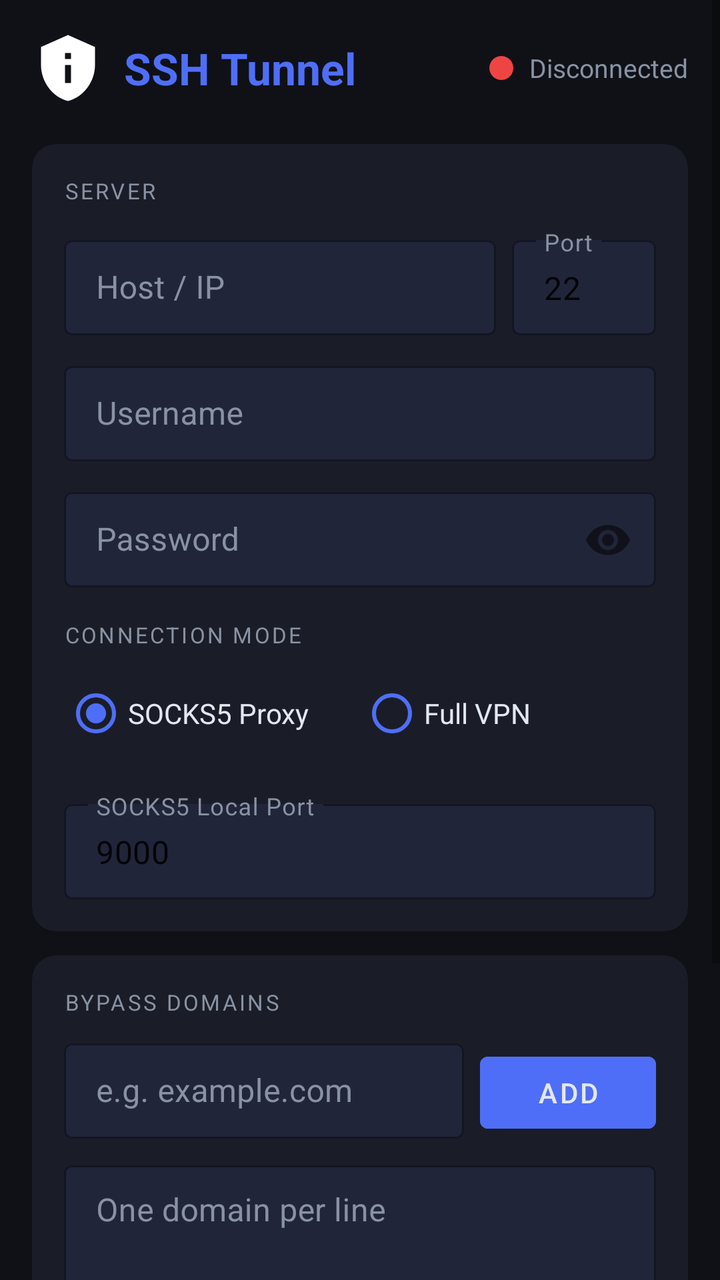
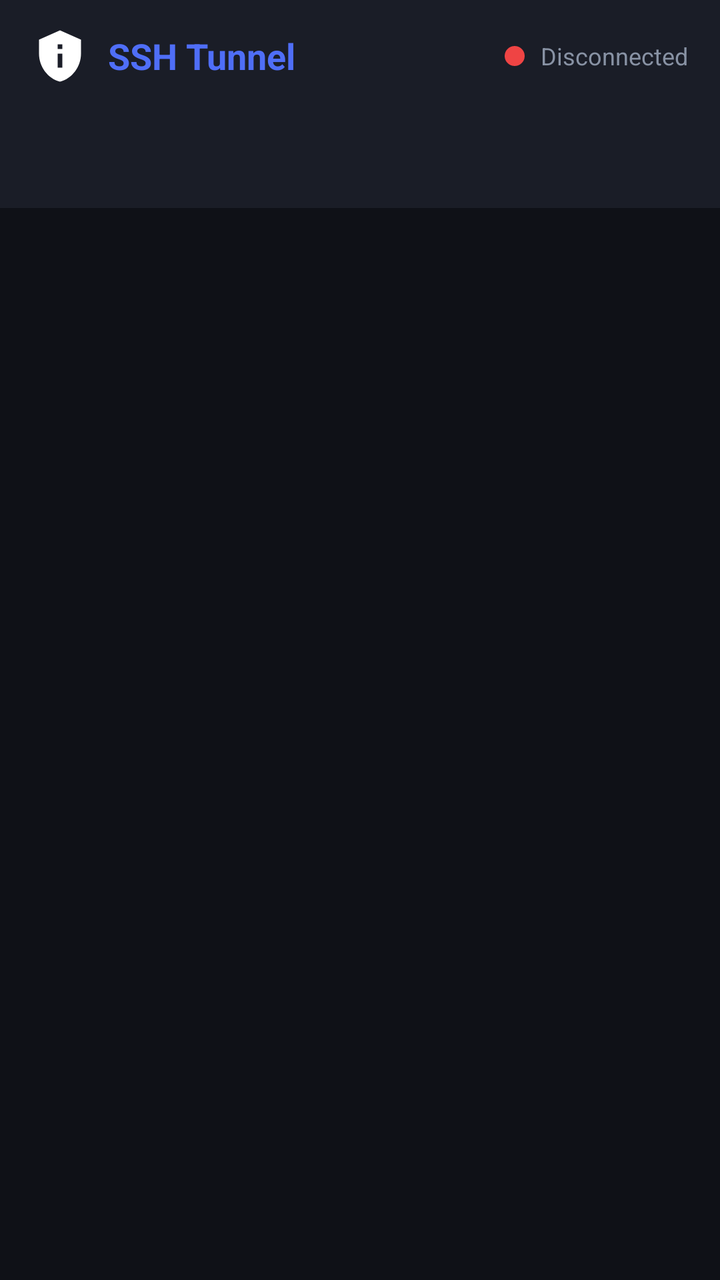

Before-and-after screenshots of an Android layout around one commit, followed by the original layout XML and the change that was made.
<!-- AndroidManifest.xml: application theme Theme.SSHTunnel -->
<!-- res/layout/activity_main.xml -->
<?xml version="1.0" encoding="utf-8"?>
<ScrollView xmlns:android="http://schemas.android.com/apk/res/android"
    xmlns:app="http://schemas.android.com/apk/res-auto"
    android:layout_width="match_parent"
    android:layout_height="match_parent"
    android:background="@color/bg"
    android:fillViewport="true">

    <LinearLayout
        android:layout_width="match_parent"
        android:layout_height="wrap_content"
        android:orientation="vertical"
        android:padding="16dp">

        
        <LinearLayout
            android:layout_width="match_parent"
            android:layout_height="wrap_content"
            android:orientation="horizontal"
            android:gravity="center_vertical"
            android:layout_marginBottom="20dp">

            <ImageView
                android:layout_width="36dp"
                android:layout_height="36dp"
                android:src="@drawable/ic_tile"
                android:layout_marginEnd="10dp"/>

            <TextView
                android:layout_width="0dp"
                android:layout_height="wrap_content"
                android:layout_weight="1"
                android:text="SSH Tunnel"
                android:textColor="@color/accent"
                android:textSize="22sp"
                android:textStyle="bold"/>

            
            <View
                android:id="@+id/statusDot"
                android:layout_width="12dp"
                android:layout_height="12dp"
                android:layout_marginEnd="8dp"
                android:background="@drawable/dot_red"/>

            <TextView
                android:id="@+id/tvStatus"
                android:layout_width="wrap_content"
                android:layout_height="wrap_content"
                android:text="Disconnected"
                android:textColor="@color/text_muted"
                android:textSize="13sp"/>
        </LinearLayout>

        
        <androidx.cardview.widget.CardView
            android:id="@+id/cardSettings"
            android:layout_width="match_parent"
            android:layout_height="wrap_content"
            android:layout_marginBottom="12dp"
            app:cardBackgroundColor="@color/surface"
            app:cardCornerRadius="12dp"
            app:cardElevation="0dp">

            <LinearLayout
                android:layout_width="match_parent"
                android:layout_height="wrap_content"
                android:orientation="vertical"
                android:padding="16dp">

                <TextView
                    android:layout_width="wrap_content"
                    android:layout_height="wrap_content"
                    android:text="SERVER"
                    android:textColor="@color/text_muted"
                    android:textSize="11sp"
                    android:letterSpacing="0.1"
                    android:layout_marginBottom="12dp"/>

                
                <LinearLayout
                    android:layout_width="match_parent"
                    android:layout_height="wrap_content"
                    android:orientation="horizontal"
                    android:layout_marginBottom="10dp">

                    <com.google.android.material.textfield.TextInputLayout
                        android:layout_width="0dp"
                        android:layout_height="wrap_content"
                        android:layout_weight="3"
                        android:layout_marginEnd="8dp"
                        android:hint="Host / IP"
                        style="@style/InputStyle">
                        <com.google.android.material.textfield.TextInputEditText
                            android:id="@+id/etHost"
                            android:layout_width="match_parent"
                            android:layout_height="wrap_content"
                            android:inputType="textUri"
                            android:singleLine="true"/>
                    </com.google.android.material.textfield.TextInputLayout>

                    <com.google.android.material.textfield.TextInputLayout
                        android:layout_width="0dp"
                        android:layout_height="wrap_content"
                        android:layout_weight="1"
                        android:hint="Port"
                        style="@style/InputStyle">
                        <com.google.android.material.textfield.TextInputEditText
                            android:id="@+id/etPort"
                            android:layout_width="match_parent"
                            android:layout_height="wrap_content"
                            android:inputType="number"
                            android:text="22"
                            android:singleLine="true"/>
                    </com.google.android.material.textfield.TextInputLayout>
                </LinearLayout>

                
                <com.google.android.material.textfield.TextInputLayout
                    android:layout_width="match_parent"
                    android:layout_height="wrap_content"
                    android:layout_marginBottom="10dp"
                    android:hint="Username"
                    style="@style/InputStyle">
                    <com.google.android.material.textfield.TextInputEditText
                        android:id="@+id/etUsername"
                        android:layout_width="match_parent"
                        android:layout_height="wrap_content"
                        android:singleLine="true"/>
                </com.google.android.material.textfield.TextInputLayout>

                
                <com.google.android.material.textfield.TextInputLayout
                    android:layout_width="match_parent"
                    android:layout_height="wrap_content"
                    android:layout_marginBottom="16dp"
                    android:hint="Password"
                    app:passwordToggleEnabled="true"
                    style="@style/InputStyle">
                    <com.google.android.material.textfield.TextInputEditText
                        android:id="@+id/etPassword"
                        android:layout_width="match_parent"
                        android:layout_height="wrap_content"
                        android:inputType="textPassword"
                        android:singleLine="true"/>
                </com.google.android.material.textfield.TextInputLayout>

                
                <TextView
                    android:layout_width="wrap_content"
                    android:layout_height="wrap_content"
                    android:text="CONNECTION MODE"
                    android:textColor="@color/text_muted"
                    android:textSize="11sp"
                    android:letterSpacing="0.1"
                    android:layout_marginBottom="8dp"/>

                <RadioGroup
                    android:id="@+id/rgMode"
                    android:layout_width="match_parent"
                    android:layout_height="wrap_content"
                    android:orientation="horizontal"
                    android:layout_marginBottom="16dp">

                    <RadioButton
                        android:id="@+id/rbSocks"
                        android:layout_width="0dp"
                        android:layout_height="wrap_content"
                        android:layout_weight="1"
                        android:checked="true"
                        android:text="SOCKS5 Proxy"
                        android:textColor="@color/text"
                        android:buttonTint="@color/accent"/>

                    <RadioButton
                        android:id="@+id/rbVpn"
                        android:layout_width="0dp"
                        android:layout_height="wrap_content"
                        android:layout_weight="1"
                        android:text="Full VPN"
                        android:textColor="@color/text"
                        android:buttonTint="@color/accent"/>
                </RadioGroup>

                
                <com.google.android.material.textfield.TextInputLayout
                    android:layout_width="match_parent"
                    android:layout_height="wrap_content"
                    android:hint="SOCKS5 Local Port"
                    style="@style/InputStyle">
                    <com.google.android.material.textfield.TextInputEditText
                        android:id="@+id/etSocksPort"
                        android:layout_width="match_parent"
                        android:layout_height="wrap_content"
                        android:inputType="number"
                        android:text="9000"
                        android:singleLine="true"/>
                </com.google.android.material.textfield.TextInputLayout>

            </LinearLayout>
        </androidx.cardview.widget.CardView>

        
        <androidx.cardview.widget.CardView
            android:layout_width="match_parent"
            android:layout_height="wrap_content"
            android:layout_marginBottom="12dp"
            app:cardBackgroundColor="@color/surface"
            app:cardCornerRadius="12dp"
            app:cardElevation="0dp">

            <LinearLayout
                android:layout_width="match_parent"
                android:layout_height="wrap_content"
                android:orientation="vertical"
                android:padding="16dp">

                <TextView
                    android:layout_width="wrap_content"
                    android:layout_height="wrap_content"
                    android:text="BYPASS DOMAINS"
                    android:textColor="@color/text_muted"
                    android:textSize="11sp"
                    android:letterSpacing="0.1"
                    android:layout_marginBottom="8dp"/>

                <LinearLayout
                    android:layout_width="match_parent"
                    android:layout_height="wrap_content"
                    android:orientation="horizontal"
                    android:layout_marginBottom="8dp">

                    <com.google.android.material.textfield.TextInputLayout
                        android:layout_width="0dp"
                        android:layout_height="wrap_content"
                        android:layout_weight="1"
                        android:layout_marginEnd="8dp"
                        android:hint="e.g. example.com"
                        style="@style/InputStyle">
                        <com.google.android.material.textfield.TextInputEditText
                            android:id="@+id/etBypassInput"
                            android:layout_width="match_parent"
                            android:layout_height="wrap_content"
                            android:singleLine="true"/>
                    </com.google.android.material.textfield.TextInputLayout>

                    <com.google.android.material.button.MaterialButton
                        android:id="@+id/btnAddBypass"
                        android:layout_width="wrap_content"
                        android:layout_height="wrap_content"
                        android:text="Add"
                        android:backgroundTint="@color/accent"/>
                </LinearLayout>

                <com.google.android.material.textfield.TextInputLayout
                    android:layout_width="match_parent"
                    android:layout_height="wrap_content"
                    android:hint="One domain per line"
                    style="@style/InputStyle">
                    <com.google.android.material.textfield.TextInputEditText
                        android:id="@+id/etBypassDomains"
                        android:layout_width="match_parent"
                        android:layout_height="wrap_content"
                        android:inputType="textMultiLine"
                        android:minLines="3"
                        android:gravity="top"/>
                </com.google.android.material.textfield.TextInputLayout>

            </LinearLayout>
        </androidx.cardview.widget.CardView>

        
        <com.google.android.material.button.MaterialButton
            android:id="@+id/btnSaveProfile"
            android:layout_width="match_parent"
            android:layout_height="52dp"
            android:layout_marginBottom="10dp"
            android:text="💾  Save Profile"
            android:textSize="15sp"
            android:backgroundTint="@color/surface"
            android:textColor="@color/accent"
            app:strokeColor="@color/border"
            app:strokeWidth="1dp"
            app:cornerRadius="10dp"/>

        
        <com.google.android.material.button.MaterialButton
            android:id="@+id/btnConnect"
            android:layout_width="match_parent"
            android:layout_height="56dp"
            android:layout_marginBottom="20dp"
            android:text="▶  Connect"
            android:textSize="16sp"
            android:textStyle="bold"
            android:backgroundTint="@color/accent"
            app:cornerRadius="10dp"/>

    </LinearLayout>
</ScrollView>
<!-- resources referenced by this layout -->
<resources>
  <color name="accent">#4f6ef7</color>
  <color name="bg">#0f1117</color>
  <color name="border">#2e3250</color>
  <color name="surface">#1a1d27</color>
  <color name="text">#e2e8f0</color>
  <color name="text_muted">#8892a4</color>
  <!-- drawable dot_red (drawable) -->
  <?xml version="1.0" encoding="utf-8"?>
  <shape xmlns:android="http://schemas.android.com/apk/res/android" android:shape="oval">
      <solid android:color="#ef4444"/>
  </shape>
  <!-- drawable ic_tile (drawable) -->
  <vector xmlns:android="http://schemas.android.com/apk/res/android"
      android:width="24dp"
      android:height="24dp"
      android:viewportWidth="24"
      android:viewportHeight="24">
      <path
          android:fillColor="#FFFFFFFF"
          android:pathData="M12,1L3,5v6c0,5.55 3.84,10.74 9,12 5.16,-1.26 9,-6.45 9,-12V5L12,1zM11,7h2v2h-2V7zM11,11h2v6h-2V11z"/>
  </vector>
  <style name="InputStyle" parent="Widget.MaterialComponents.TextInputLayout.OutlinedBox.Dense">
          <item name="boxStrokeColor">@color/border</item>
          <item name="boxBackgroundColor">@color/card</item>
          <item name="hintTextColor">@color/text_muted</item>
          <item name="android:textColorHint">@color/text_muted</item>
      </style>
  <style name="Theme.SSHTunnel" parent="Theme.MaterialComponents.DayNight.NoActionBar">
          <item name="colorPrimary">@color/accent</item>
          <item name="colorPrimaryVariant">@color/surface</item>
          <item name="colorOnPrimary">@color/text</item>
          <item name="colorSurface">@color/surface</item>
          <item name="colorOnSurface">@color/text</item>
          <item name="android:windowBackground">@color/bg</item>
          <item name="android:textColor">@color/text</item>
          <item name="android:statusBarColor">@color/surface</item>
          <item name="android:navigationBarColor">@color/bg</item>
      </style>
  <color name="card">#21253a</color>
</resources>

<!-- the commit's change to res/layout/activity_main.xml (unified diff, before → after) -->
@@ -1,299 +1,67 @@
 <?xml version="1.0" encoding="utf-8"?>
-<ScrollView xmlns:android="http://schemas.android.com/apk/res/android"
+<LinearLayout xmlns:android="http://schemas.android.com/apk/res/android"
     xmlns:app="http://schemas.android.com/apk/res-auto"
     android:layout_width="match_parent"
     android:layout_height="match_parent"
-    android:background="@color/bg"
-    android:fillViewport="true">
+    android:orientation="vertical"
+    android:background="@color/bg">
 
+    
     <LinearLayout
         android:layout_width="match_parent"
+        android:layout_height="56dp"
+        android:orientation="horizontal"
+        android:gravity="center_vertical"
+        android:paddingHorizontal="16dp"
+        android:background="@color/surface">
+
+        <ImageView
+            android:layout_width="28dp"
+            android:layout_height="28dp"
+            android:src="@drawable/ic_tile"
+            android:layout_marginEnd="10dp"/>
+
+        <TextView
+            android:layout_width="0dp"
+            android:layout_height="wrap_content"
+            android:layout_weight="1"
+            android:text="SSH Tunnel"
+            android:textColor="@color/accent"
+            android:textSize="18sp"
+            android:textStyle="bold"/>
+
+        <View
+            android:id="@+id/statusDot"
+            android:layout_width="10dp"
+            android:layout_height="10dp"
+            android:layout_marginEnd="8dp"
+            android:background="@drawable/dot_red"/>
+
+        <TextView
+            android:id="@+id/tvStatus"
+            android:layout_width="wrap_content"
+            android:layout_height="wrap_content"
+            android:text="Disconnected"
+            android:textColor="@color/text_muted"
+            android:textSize="12sp"/>
+    </LinearLayout>
+
+    
+    <com.google.android.material.tabs.TabLayout
+        android:id="@+id/tabLayout"
+        android:layout_width="match_parent"
         android:layout_height="wrap_content"
-        android:orientation="vertical"
-        android:padding="16dp">
+        android:background="@color/surface"
+        app:tabTextColor="@color/text_muted"
+        app:tabSelectedTextColor="@color/accent"
+        app:tabIndicatorColor="@color/accent"
+        app:tabIndicatorHeight="2dp"/>
 
-        
-        <LinearLayout
-            android:layout_width="match_parent"
-            android:layout_height="wrap_content"
-            android:orientation="horizontal"
-            android:gravity="center_vertical"
-            android:layout_marginBottom="20dp">
+    
+    <androidx.viewpager2.widget.ViewPager2
+        android:id="@+id/viewPager"
+        android:layout_width="match_parent"
+        android:layout_height="0dp"
+        android:layout_weight="1"/>
 
-            <ImageView
-                android:layout_width="36dp"
-                android:layout_height="36dp"
-                android:src="@drawable/ic_tile"
-                android:layout_marginEnd="10dp"/>
-
-            <TextView
-                android:layout_width="0dp"
-                android:layout_height="wrap_content"
-                android:layout_weight="1"
-                android:text="SSH Tunnel"
-                android:textColor="@color/accent"
-                android:textSize="22sp"
-                android:textStyle="bold"/>
-
-            
-            <View
-                android:id="@+id/statusDot"
-                android:layout_width="12dp"
-                android:layout_height="12dp"
-                android:layout_marginEnd="8dp"
-                android:background="@drawable/dot_red"/>
-
-            <TextView
-                android:id="@+id/tvStatus"
-                android:layout_width="wrap_content"
-                android:layout_height="wrap_content"
-                android:text="Disconnected"
-                android:textColor="@color/text_muted"
-                android:textSize="13sp"/>
-        </LinearLayout>
-
-        
-        <androidx.cardview.widget.CardView
-            android:id="@+id/cardSettings"
-            android:layout_width="match_parent"
-            android:layout_height="wrap_content"
-            android:layout_marginBottom="12dp"
-            app:cardBackgroundColor="@color/surface"
-            app:cardCornerRadius="12dp"
-            app:cardElevation="0dp">
-
-            <LinearLayout
-                android:layout_width="match_parent"
-                android:layout_height="wrap_content"
-                android:orientation="vertical"
-                android:padding="16dp">
-
-                <TextView
-                    android:layout_width="wrap_content"
-                    android:layout_height="wrap_content"
-                    android:text="SERVER"
-                    android:textColor="@color/text_muted"
-                    android:textSize="11sp"
-                    android:letterSpacing="0.1"
-                    android:layout_marginBottom="12dp"/>
-
-                
-                <LinearLayout
-                    android:layout_width="match_parent"
-                    android:layout_height="wrap_content"
-                    android:orientation="horizontal"
-                    android:layout_marginBottom="10dp">
-
-                    <com.google.android.material.textfield.TextInputLayout
-                        android:layout_width="0dp"
-                        android:layout_height="wrap_content"
-                        android:layout_weight="3"
-                        android:layout_marginEnd="8dp"
-                        android:hint="Host / IP"
-                        style="@style/InputStyle">
-                        <com.google.android.material.textfield.TextInputEditText
-                            android:id="@+id/etHost"
-                            android:layout_width="match_parent"
-                            android:layout_height="wrap_content"
-                            android:inputType="textUri"
-                            android:singleLine="true"/>
-                    </com.google.android.material.textfield.TextInputLayout>
-
-                    <com.google.android.material.textfield.TextInputLayout
-                        android:layout_width="0dp"
-                        android:layout_height="wrap_content"
-                        android:layout_weight="1"
-                        android:hint="Port"
-                        style="@style/InputStyle">
-                        <com.google.android.material.textfield.TextInputEditText
-                            android:id="@+id/etPort"
-                            android:layout_width="match_parent"
-                            android:layout_height="wrap_content"
-                            android:inputType="number"
-                            android:text="22"
-                            android:singleLine="true"/>
-                    </com.google.android.material.textfield.TextInputLayout>
-                </LinearLayout>
-
-                
-                <com.google.android.material.textfield.TextInputLayout
-                    android:layout_width="match_parent"
-                    android:layout_height="wrap_content"
-                    android:layout_marginBottom="10dp"
-                    android:hint="Username"
-                    style="@style/InputStyle">
-                    <com.google.android.material.textfield.TextInputEditText
-                        android:id="@+id/etUsername"
-                        android:layout_width="match_parent"
-                        android:layout_height="wrap_content"
-                        android:singleLine="true"/>
-                </com.google.android.material.textfield.TextInputLayout>
-
-                
-                <com.google.android.material.textfield.TextInputLayout
-                    android:layout_width="match_parent"
-                    android:layout_height="wrap_content"
-                    android:layout_marginBottom="16dp"
-                    android:hint="Password"
-                    app:passwordToggleEnabled="true"
-                    style="@style/InputStyle">
-                    <com.google.android.material.textfield.TextInputEditText
-                        android:id="@+id/etPassword"
-                        android:layout_width="match_parent"
-                        android:layout_height="wrap_content"
-                        android:inputType="textPassword"
-                        android:singleLine="true"/>
-                </com.google.android.material.textfield.TextInputLayout>
-
-                
-                <TextView
-                    android:layout_width="wrap_content"
-                    android:layout_height="wrap_content"
-                    android:text="CONNECTION MODE"
-                    android:textColor="@color/text_muted"
-                    android:textSize="11sp"
-                    android:letterSpacing="0.1"
-                    android:layout_marginBottom="8dp"/>
-
-                <RadioGroup
-                    android:id="@+id/rgMode"
-                    android:layout_width="match_parent"
-                    android:layout_height="wrap_content"
-                    android:orientation="horizontal"
-                    android:layout_marginBottom="16dp">
-
-                    <RadioButton
-                        android:id="@+id/rbSocks"
-                        android:layout_width="0dp"
-                        android:layout_height="wrap_content"
-                        android:layout_weight="1"
-                        android:checked="true"
-                        android:text="SOCKS5 Proxy"
-                        android:textColor="@color/text"
-                        android:buttonTint="@color/accent"/>
-
-                    <RadioButton
-                        android:id="@+id/rbVpn"
-                        android:layout_width="0dp"
-                        android:layout_height="wrap_content"
-                        android:layout_weight="1"
-                        android:text="Full VPN"
-                        android:textColor="@color/text"
-                        android:buttonTint="@color/accent"/>
-                </RadioGroup>
-
-                
-                <com.google.android.material.textfield.TextInputLayout
-                    android:layout_width="match_parent"
-                    android:layout_height="wrap_content"
-                    android:hint="SOCKS5 Local Port"
-                    style="@style/InputStyle">
-                    <com.google.android.material.textfield.TextInputEditText
-                        android:id="@+id/etSocksPort"
-                        android:layout_width="match_parent"
-                        android:layout_height="wrap_content"
-                        android:inputType="number"
-                        android:text="9000"
-                        android:singleLine="true"/>
-                </com.google.android.material.textfield.TextInputLayout>
-
-            </LinearLayout>
-        </androidx.cardview.widget.CardView>
-
-        
-        <androidx.cardview.widget.CardView
-            android:layout_width="match_parent"
-            android:layout_height="wrap_content"
-            android:layout_marginBottom="12dp"
-            app:cardBackgroundColor="@color/surface"
-            app:cardCornerRadius="12dp"
-            app:cardElevation="0dp">
-
-            <LinearLayout
-                android:layout_width="match_parent"
-                android:layout_height="wrap_content"
-                android:orientation="vertical"
-                android:padding="16dp">
-
-                <TextView
-                    android:layout_width="wrap_content"
-                    android:layout_height="wrap_content"
-                    android:text="BYPASS DOMAINS"
-                    android:textColor="@color/text_muted"
-                    android:textSize="11sp"
-                    android:letterSpacing="0.1"
-                    android:layout_marginBottom="8dp"/>
-
-                <LinearLayout
-                    android:layout_width="match_parent"
-                    android:layout_height="wrap_content"
-                    android:orientation="horizontal"
-                    android:layout_marginBottom="8dp">
-
-                    <com.google.android.material.textfield.TextInputLayout
-                        android:layout_width="0dp"
-                        android:layout_height="wrap_content"
-                        android:layout_weight="1"
-                        android:layout_marginEnd="8dp"
-                        android:hint="e.g. example.com"
-                        style="@style/InputStyle">
-                        <com.google.android.material.textfield.TextInputEditText
-                            android:id="@+id/etBypassInput"
-                            android:layout_width="match_parent"
-                            android:layout_height="wrap_content"
-                            android:singleLine="true"/>
-                    </com.google.android.material.textfield.TextInputLayout>
-
-                    <com.google.android.material.button.MaterialButton
-                        android:id="@+id/btnAddBypass"
-                        android:layout_width="wrap_content"
-                        android:layout_height="wrap_content"
-                        android:text="Add"
-                        android:backgroundTint="@color/accent"/>
-                </LinearLayout>
-
-                <com.google.android.material.textfield.TextInputLayout
-                    android:layout_width="match_parent"
-                    android:layout_height="wrap_content"
-                    android:hint="One domain per line"
-                    style="@style/InputStyle">
-                    <com.google.android.material.textfield.TextInputEditText
-                        android:id="@+id/etBypassDomains"
-                        android:layout_width="match_parent"
-                        android:layout_height="wrap_content"
-                        android:inputType="textMultiLine"
-                        android:minLines="3"
-                        android:gravity="top"/>
-                </com.google.android.material.textfield.TextInputLayout>
-
-            </LinearLayout>
-        </androidx.cardview.widget.CardView>
-
-        
-        <com.google.android.material.button.MaterialButton
-            android:id="@+id/btnSaveProfile"
-            android:layout_width="match_parent"
-            android:layout_height="52dp"
-            android:layout_marginBottom="10dp"
-            android:text="💾  Save Profile"
-            android:textSize="15sp"
-            android:backgroundTint="@color/surface"
-            android:textColor="@color/accent"
-            app:strokeColor="@color/border"
-            app:strokeWidth="1dp"
-            app:cornerRadius="10dp"/>
-
-        
-        <com.google.android.material.button.MaterialButton
-            android:id="@+id/btnConnect"
-            android:layout_width="match_parent"
-            android:layout_height="56dp"
-            android:layout_marginBottom="20dp"
-            android:text="▶  Connect"
-            android:textSize="16sp"
-            android:textStyle="bold"
-            android:backgroundTint="@color/accent"
-            app:cornerRadius="10dp"/>
-
-    </LinearLayout>
-</ScrollView>
+</LinearLayout>
<!-- resource entries referenced after the edit -->
@@ -2,9 +2,7 @@
 <resources>
   <color name="accent">#4f6ef7</color>
   <color name="bg">#0f1117</color>
-  <color name="border">#2e3250</color>
   <color name="surface">#1a1d27</color>
-  <color name="text">#e2e8f0</color>
   <color name="text_muted">#8892a4</color>
   <!-- drawable dot_red (drawable) -->
   <?xml version="1.0" encoding="utf-8"?>
@@ -21,12 +19,6 @@
           android:fillColor="#FFFFFFFF"
           android:pathData="M12,1L3,5v6c0,5.55 3.84,10.74 9,12 5.16,-1.26 9,-6.45 9,-12V5L12,1zM11,7h2v2h-2V7zM11,11h2v6h-2V11z"/>
   </vector>
-  <style name="InputStyle" parent="Widget.MaterialComponents.TextInputLayout.OutlinedBox.Dense">
-          <item name="boxStrokeColor">@color/border</item>
-          <item name="boxBackgroundColor">@color/card</item>
-          <item name="hintTextColor">@color/text_muted</item>
-          <item name="android:textColorHint">@color/text_muted</item>
-      </style>
   <style name="Theme.SSHTunnel" parent="Theme.MaterialComponents.DayNight.NoActionBar">
           <item name="colorPrimary">@color/accent</item>
           <item name="colorPrimaryVariant">@color/surface</item>
@@ -35,9 +27,11 @@
           <item name="colorOnSurface">@color/text</item>
           <item name="android:windowBackground">@color/bg</item>
           <item name="android:textColor">@color/text</item>
+          <item name="android:editTextColor">@color/text</item>
           <item name="android:statusBarColor">@color/surface</item>
           <item name="android:navigationBarColor">@color/bg</item>
+          <item name="editTextColor">@color/text</item>
       </style>
-  <color name="card">#21253a</color>
+  <color name="text">#e2e8f0</color>
 </resources>
 
